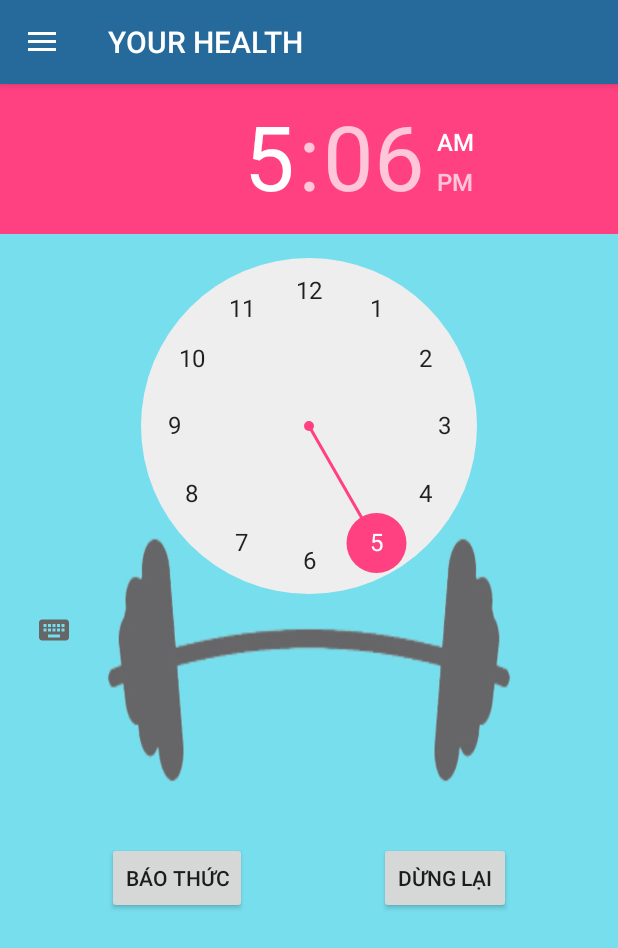
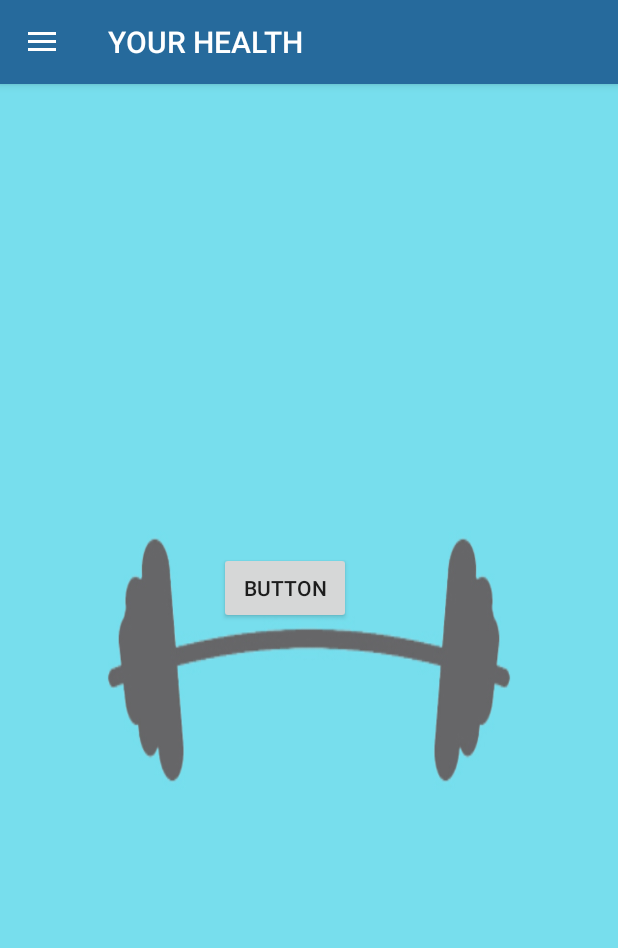
Before and after one commit to doansk/App_SucKhoe, an Android app: the screen it shows after launch (MainActivity), on a phone screen of 412 x 824 dp. Shown: the top 948 px of the screen. Run offline under Robolectric (Android 15) with nearby library versions, the phone set to English and light mode, and no system bars.

Commit message:
sua DongHo

```diff
--- a/app/src/main/AndroidManifest.xml
+++ b/app/src/main/AndroidManifest.xml
@@ -9,6 +9,7 @@
         android:roundIcon="@mipmap/ic_launcher_round"
         android:supportsRtl="true"
         android:theme="@style/AppTheme">
+        <activity android:name=".BaoThuc"></activity>
         <activity android:name=".MainActivity">
             <intent-filter>
                 <action android:name="android.intent.action.MAIN" />
@@ -16,7 +17,9 @@
                 <category android:name="android.intent.category.LAUNCHER" />
             </intent-filter>
         </activity>
-        <receiver android:name=".AlramReceiver"></receiver>
+
+        <receiver android:name=".AlramReceiver" />
+        <service android:name=".Music" android:enabled="true"></service>
     </application>
 
 </manifest>
--- a/app/src/main/java/com/example/fg/AlramReceiver.java
+++ b/app/src/main/java/com/example/fg/AlramReceiver.java
@@ -9,5 +9,7 @@ public class AlramReceiver extends BroadcastReceiver {
     @Override
     public void onReceive(Context context, Intent intent) {
         Log.e("Tôi trong Receiver","Xin Chào");
+        Intent myIntent = new Intent(context,Music.class);
+        context.startService(myIntent);
     }
 }
--- /dev/null
+++ b/app/src/main/java/com/example/fg/DongHo.java
@@ -0,0 +1,34 @@
+package com.example.fg;
+
+import android.app.AlarmManager;
+import android.app.PendingIntent;
+import android.content.Intent;
+import android.os.Bundle;
+import android.support.v4.app.Fragment;
+import android.support.v4.app.FragmentTransaction;
+import android.view.LayoutInflater;
+import android.view.View;
+import android.view.ViewGroup;
+import android.widget.Button;
+import android.widget.TextView;
+import android.widget.TimePicker;
+
+import java.util.Calendar;
+
+import static android.content.Context.ALARM_SERVICE;
+
+public class DongHo extends Fragment {
+    @Override
+    public View onCreateView(final LayoutInflater inflater, ViewGroup container, Bundle savedInstanceState) {
+        View view = inflater.inflate(R.layout.layout_dongho, container, false);
+        final Button nextbaothuc = view.findViewById(R.id.button);
+        nextbaothuc.setOnClickListener(new View.OnClickListener() {
+            @Override
+            public void onClick(View view){
+                Intent intent = new Intent(getActivity(), BaoThuc.class);
+                startActivity(intent);
+            }
+    });
+        return view;
+    }
+}
--- a/app/src/main/java/com/example/fg/MainActivity.java
+++ b/app/src/main/java/com/example/fg/MainActivity.java
@@ -30,16 +30,16 @@ public class MainActivity extends AppCompatActivity implements NavigationView.On
 //        click item
         if (savedInstanceState == null){
         getSupportFragmentManager().beginTransaction().replace(R.id.Nen,
-                new BaoThuc()).commit();
-        navigationView.setCheckedItem(R.id.baothuc);}
+                new DongHo()).commit();
+        navigationView.setCheckedItem(R.id.dongho);}
     }
 //    Item list
         @Override
     public boolean onNavigationItemSelected(@NonNull MenuItem menuItem) {
         switch (menuItem.getItemId()) {
-            case R.id.baothuc:
+            case R.id.dongho:
                 getSupportFragmentManager().beginTransaction().replace(R.id.Nen,
-                        new BaoThuc()).commit();
+                        new DongHo()).commit();
                 break;
             case R.id.anuong:
                 getSupportFragmentManager().beginTransaction().replace(R.id.Nen,
--- a/app/src/main/res/layout/layout_baothuc.xml
+++ /dev/null
@@ -1,58 +0,0 @@
-<?xml version="1.0" encoding="utf-8"?>
-<android.support.constraint.ConstraintLayout xmlns:android="http://schemas.android.com/apk/res/android"
-    xmlns:app="http://schemas.android.com/apk/res-auto"
-    xmlns:tools="http://schemas.android.com/tools"
-    android:id="@+id/BT"
-    android:layout_width="match_parent"
-    android:layout_height="match_parent"
-    android:background="@drawable/hn1">
-        <TimePicker
-            android:id="@+id/timePicker"
-            android:layout_width="0dp"
-            android:layout_height="wrap_content"
-            app:layout_constraintEnd_toEndOf="parent"
-            app:layout_constraintStart_toStartOf="parent"
-            app:layout_constraintTop_toTopOf="parent" />
-        <Button
-            android:id="@+id/bnthengio"
-            android:layout_width="wrap_content"
-            android:layout_height="wrap_content"
-            android:layout_marginStart="16dp"
-            android:layout_marginTop="36dp"
-            android:layout_marginEnd="16dp"
-            android:layout_marginBottom="134dp"
-            android:text="Báo Thức"
-            app:layout_constraintBottom_toBottomOf="parent"
-            app:layout_constraintEnd_toStartOf="@+id/bntdunglai"
-            app:layout_constraintStart_toStartOf="parent"
-            app:layout_constraintTop_toBottomOf="@+id/timePicker" />
-
-        <Button
-            android:id="@+id/bntdunglai"
-            android:layout_width="wrap_content"
-            android:layout_height="wrap_content"
-            android:layout_marginStart="16dp"
-            android:layout_marginTop="36dp"
-            android:layout_marginEnd="16dp"
-            android:layout_marginBottom="134dp"
-            android:text="Dừng lại"
-            app:layout_constraintBottom_toBottomOf="parent"
-            app:layout_constraintEnd_toEndOf="parent"
-            app:layout_constraintStart_toEndOf="@+id/bnthengio"
-            app:layout_constraintTop_toBottomOf="@+id/timePicker" />
-
-        <TextView
-            android:id="@+id/hienthigio"
-            android:layout_width="wrap_content"
-            android:layout_height="wrap_content"
-            android:layout_marginStart="175dp"
-            android:layout_marginTop="103dp"
-            android:layout_marginEnd="177dp"
-            android:layout_marginBottom="96dp"
-            android:textSize="18sp"
-            app:layout_constraintBottom_toBottomOf="parent"
-            app:layout_constraintEnd_toEndOf="parent"
-            app:layout_constraintStart_toStartOf="parent"
-            app:layout_constraintTop_toBottomOf="@+id/timePicker" />
-
-</android.support.constraint.ConstraintLayout>
--- /dev/null
+++ b/app/src/main/res/layout/layout_dongho.xml
@@ -0,0 +1,23 @@
+<?xml version="1.0" encoding="utf-8"?>
+<android.support.constraint.ConstraintLayout xmlns:android="http://schemas.android.com/apk/res/android"
+    xmlns:app="http://schemas.android.com/apk/res-auto"
+    xmlns:tools="http://schemas.android.com/tools"
+    android:id="@+id/BT"
+    android:layout_width="match_parent"
+    android:layout_height="match_parent"
+    android:background="@drawable/hn1">
+
+        <Button
+            android:id="@+id/button"
+            android:layout_width="wrap_content"
+            android:layout_height="wrap_content"
+            android:layout_marginStart="146dp"
+            android:layout_marginTop="229dp"
+            android:layout_marginEnd="178dp"
+            android:layout_marginBottom="326dp"
+            android:text="@string/chuyentrang"
+            app:layout_constraintBottom_toBottomOf="parent"
+            app:layout_constraintEnd_toEndOf="parent"
+            app:layout_constraintStart_toStartOf="parent"
+            app:layout_constraintTop_toTopOf="parent" />
+</android.support.constraint.ConstraintLayout>
--- a/app/src/main/res/layout/layout_tinhbmi.xml
+++ b/app/src/main/res/layout/layout_tinhbmi.xml
@@ -7,10 +7,8 @@
     android:background="@drawable/hn2">
 
     <TableLayout
-        android:background="@drawable/hinhnenbmi"
         android:layout_width="match_parent"
         android:layout_height="wrap_content">
-
         <TextView
             android:id="@+id/textView"
             android:layout_width="match_parent"
--- a/app/src/main/res/menu/drawermenu.xml
+++ b/app/src/main/res/menu/drawermenu.xml
@@ -1,6 +1,6 @@
 <?xml version="1.0" encoding="utf-8"?>
 <menu xmlns:android="http://schemas.android.com/apk/res/android">
-    <item android:id="@+id/baothuc" android:title="Báo Thức" android:icon="@drawable/ic_timer_black_24dp" />
+    <item android:id="@+id/dongho" android:title="Đồng Hồ" android:icon="@drawable/ic_timer_black_24dp" />
     <item android:id="@+id/anuong" android:title="Ăn Uống" android:icon="@drawable/ic_cake_black_24dp"/>
     <item android:id="@+id/tinhbmi" android:title="Tính BMI" android:icon="@drawable/ic_equalizer_black_24dp"/>
 </menu>
--- a/app/src/main/res/values/strings.xml
+++ b/app/src/main/res/values/strings.xml
@@ -16,5 +16,6 @@
     <string name="t_nh_bmi_chu_n_v_nh_ng_l_i_khuy_n_b_ch_cho_b_n">Tính BMI chuẩn và những lời khuyên bổ ích cho bạn</string>
     <string name="bmi_c_a_b_n_l">BMI của bạn là:</string>
     <string name="t_nh">TÍNH</string>
+    <string name="chuyentrang">Button</string>
 
 </resources>
```
Also changed, not shown: app/src/main/java/com/example/fg/BaoThuc.java (+32 -34 lines), app/src/main/java/com/example/fg/Music.java (added, +27 -0 lines), app/src/main/res/layout/activity_bao_thuc.xml (added, +58 -0 lines), 1 other file.
